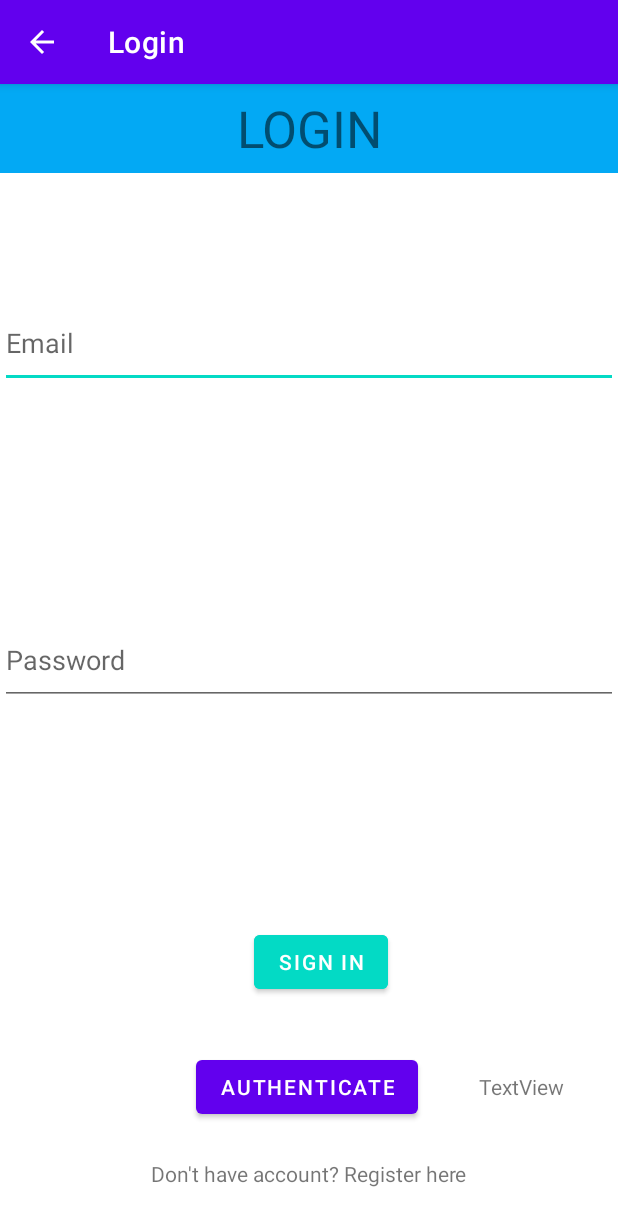
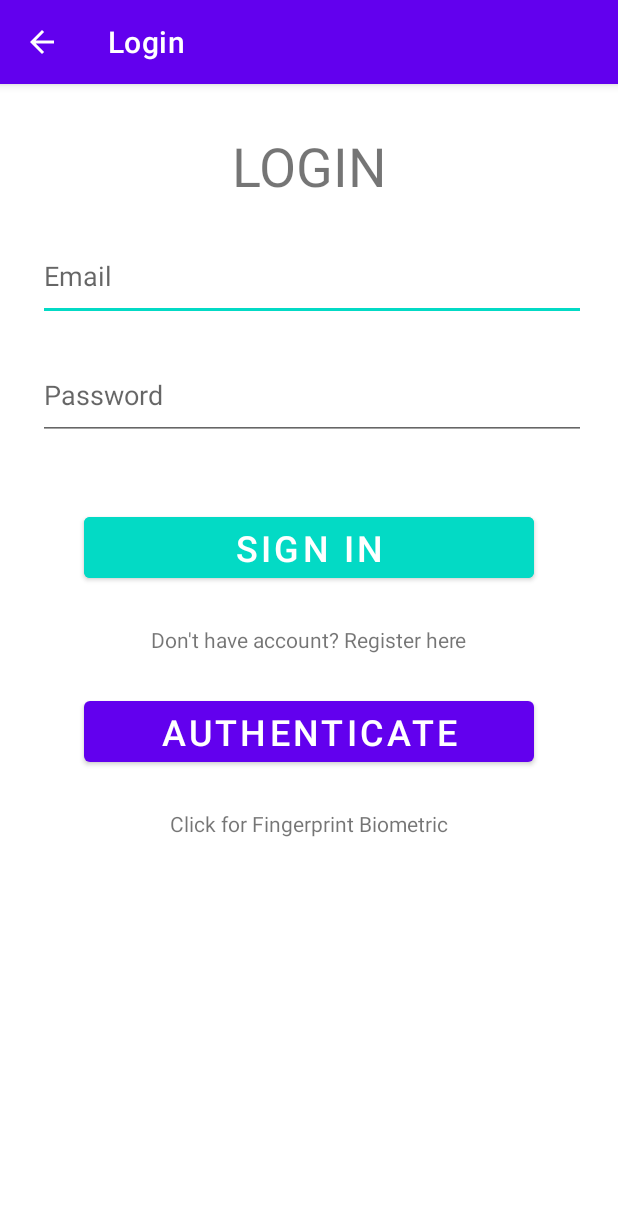
Before and after one commit to wsteo/mobileappdevelopment-miniproject-sosapp, an Android app: the Login1 screen opened directly, with no data from a screen before it, on a phone screen of 412 x 824 dp. Shown: the top 1226 px of the screen. Run offline under Robolectric (Android 15) with nearby library versions, the light colour scheme and no system bars; our stand-ins replace Firebase (no records; nobody signed in at launch, a user with empty details on screens opened directly).

Commit message:
Update UI
Update UI for Login Page
Update UI for Video Awareness Tutorial

```diff
--- a/app/src/main/res/layout/activity_emergency_tutorial_video.xml
+++ b/app/src/main/res/layout/activity_emergency_tutorial_video.xml
@@ -7,21 +7,29 @@
     tools:context=".EmergencyTutorialVideo"
     android:orientation="vertical">
 
+    <LinearLayout
+        android:layout_width="match_parent"
+        android:layout_height="match_parent"
+        android:orientation="vertical">
+
         <TextView
             android:id="@+id/textView4"
             android:layout_width="match_parent"
             android:layout_height="wrap_content"
+            android:background="@color/dark"
             android:paddingVertical="20dp"
-        android:background="#00BCD4"
             android:text="Video Awareness Tutorial "
-        android:textSize="34sp"
+            android:textSize="24dp"
+            android:textAlignment="center"
+            android:textColor="@color/white"
             tools:layout_editor_absoluteX="0dp"
             tools:layout_editor_absoluteY="16dp" />
 
         <ListView
             android:id="@+id/lv"
-        android:layout_width="409dp"
+            android:layout_width="match_parent"
             android:layout_height="wrap_content"
-        />
+            android:layout_marginHorizontal="25dp"/>
+    </LinearLayout>
 
 </LinearLayout>
--- a/app/src/main/res/layout/activity_login1.xml
+++ b/app/src/main/res/layout/activity_login1.xml
@@ -5,82 +5,76 @@
     android:layout_width="match_parent"
     android:layout_height="match_parent">
 
+    <LinearLayout
+        android:layout_width="match_parent"
+        android:layout_height="match_parent"
+        android:orientation="vertical"
+        android:layout_marginVertical="30dp"
+        android:layout_marginHorizontal="25dp">
+
         <TextView
             android:id="@+id/textView3"
-        android:layout_width="0dp"
-        android:layout_height="59dp"
-        android:background="#03A9F4"
+            android:layout_width="wrap_content"
+            android:layout_height="wrap_content"
             android:gravity="center"
             android:text="LOGIN"
-        android:textSize="34sp"
-        app:layout_constraintEnd_toEndOf="parent"
-        app:layout_constraintStart_toStartOf="parent"
-        app:layout_constraintTop_toTopOf="parent" />
+            android:textSize="36dp"
+            android:layout_marginBottom="20dp"
+            android:layout_gravity="center"/>
 
         <EditText
             android:id="@+id/editTextLEmail"
-        android:layout_width="0dp"
+            android:layout_width="411dp"
             android:layout_height="59dp"
-        android:layout_marginTop="143dp"
             android:ems="10"
             android:hint="Email"
             android:inputType="textPersonName"
-        app:layout_constraintEnd_toEndOf="parent"
-        app:layout_constraintStart_toStartOf="parent"
-        app:layout_constraintTop_toTopOf="parent" />
+            android:layout_marginBottom="20dp"/>
 
         <EditText
             android:id="@+id/editTextLPassword"
-        android:layout_width="0dp"
+            android:layout_width="411dp"
             android:layout_height="59dp"
             android:ems="10"
             android:hint="Password"
             android:inputType="textPassword"
-        app:layout_constraintBottom_toBottomOf="parent"
-        app:layout_constraintEnd_toEndOf="parent"
-        app:layout_constraintStart_toStartOf="parent"
-        app:layout_constraintTop_toTopOf="parent" />
+            android:layout_marginBottom="20dp"/>
 
         <Button
             android:id="@+id/buttonLogIn"
-        android:layout_width="wrap_content"
+            android:layout_width="300dp"
             android:layout_height="wrap_content"
             android:layout_centerHorizontal="true"
-        android:layout_marginEnd="20dp"
-        android:layout_marginBottom="35dp"
             android:backgroundTint="@color/teal_200"
             android:text="Sign In"
-        app:layout_constraintBottom_toTopOf="@+id/authenticate"
-        app:layout_constraintEnd_toEndOf="@+id/authenticate" />
+            android:textSize="24dp"
+            android:layout_gravity="center"
+            android:layout_marginVertical="25dp"/>
 
         <TextView
             android:id="@+id/textViewRegister"
             android:layout_width="wrap_content"
             android:layout_height="wrap_content"
             android:layout_centerHorizontal="true"
-        android:layout_marginBottom="32dp"
             android:text="Don't have account? Register here"
-        app:layout_constraintBottom_toBottomOf="parent"
-        app:layout_constraintEnd_toEndOf="parent"
-        app:layout_constraintStart_toStartOf="parent" />
+            android:layout_gravity="center"/>
 
         <Button
             android:id="@+id/authenticate"
-        android:layout_width="wrap_content"
+            android:layout_width="300dp"
             android:layout_height="wrap_content"
-        android:layout_marginStart="30dp"
-        android:layout_marginBottom="24dp"
             android:onClick="buttonAuthenticate"
             android:text="Authenticate"
-        app:layout_constraintBottom_toTopOf="@+id/textViewRegister"
-        app:layout_constraintStart_toStartOf="@+id/textViewRegister" />
+            android:textSize="24dp"
+            android:layout_gravity="center"
+            android:layout_marginVertical="25dp"/>
 
         <TextView
             android:id="@+id/textView9"
             android:layout_width="wrap_content"
             android:layout_height="wrap_content"
-        android:layout_marginEnd="36dp"
-        android:text="TextView"
-        app:layout_constraintBaseline_toBaselineOf="@+id/authenticate"
-        app:layout_constraintEnd_toEndOf="parent" />
+            android:text="Click for Fingerprint Biometric"
+            android:layout_gravity="center" />
+    </LinearLayout>
+
 </androidx.constraintlayout.widget.ConstraintLayout>
```
Lines whose indentation alone changed are shown as unchanged.
